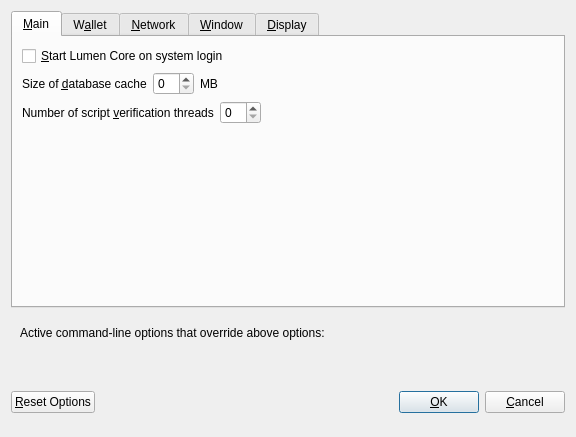
This is src/qt/forms/optionsdialog.ui in we-conceived-the/oracle as Qt 5 draws it before an edit. The edited form follows.
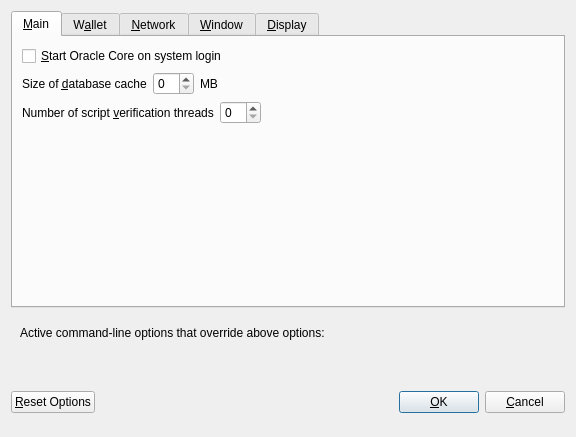
This is the edited form. Custom widgets are drawn as their Qt base class.

Diff of the .ui file:
```diff
--- a/src/qt/forms/optionsdialog.ui
+++ b/src/qt/forms/optionsdialog.ui
@@ -33,7 +33,7 @@
           <string>Automatically start Lumen Core after logging in to the system.</string>
          </property>
          <property name="text">
-          <string>&amp;Start Lumen Core on system login</string>
+          <string>&amp;Start Oracle Core on system login</string>
          </property>
         </widget>
        </item>
```
Left out of the diff: 14 changed lines with no effect on the pictures.
